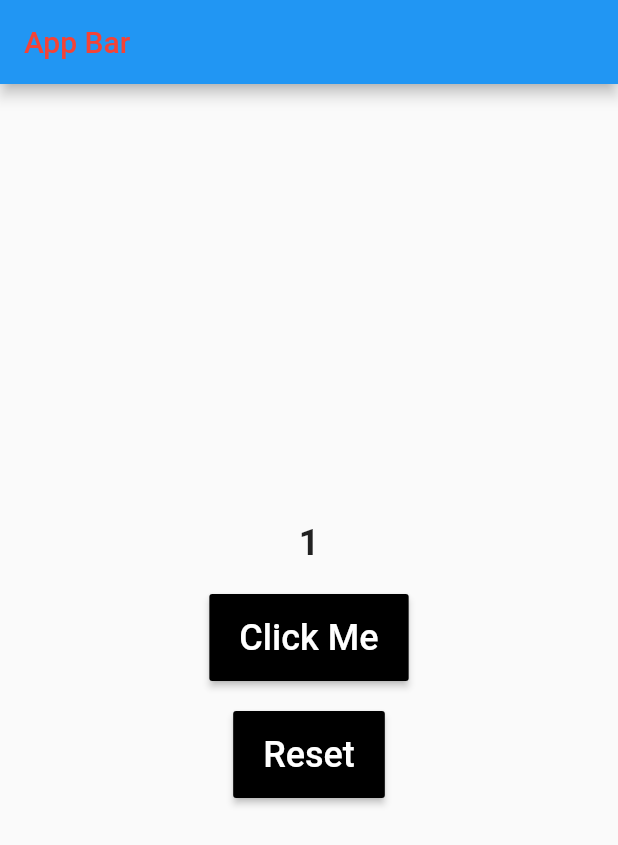
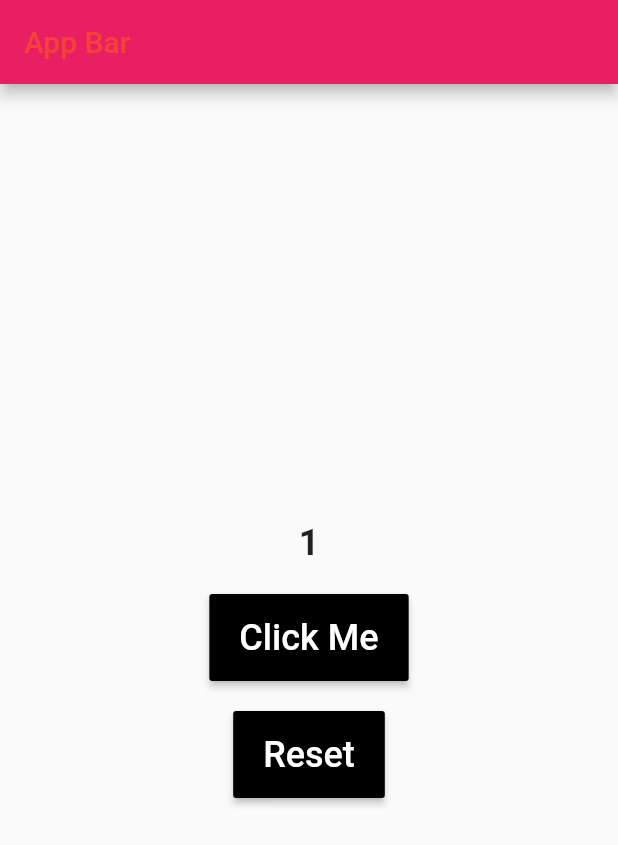
Before and after one commit to mohdsahil0/statefull, a Flutter app: the screen it shows after launch, after a tap on "Click Me", on a phone screen of 412 x 824 dp. Shown: the top 845 px of the screen. Run offline on Flutter 3.47's test engine with Material 2 defaults, Android fonts, the phone set to English and light mode, and no system bars.

Commit message:
Bugs Fixed

```diff
--- /dev/null
+++ b/lib/config/configApp.dart
@@ -0,0 +1,20 @@
+import 'package:flutter/material.dart';
+import 'package:statefull/home/HomePage.dart';
+
+class ConfigApp extends StatefulWidget {
+  @override
+  _ConfigAppState createState() => _ConfigAppState();
+}
+
+class _ConfigAppState extends State<ConfigApp> {
+  @override
+  Widget build(BuildContext context) {
+    return MaterialApp(
+      theme: ThemeData(
+        primarySwatch: Colors.pink,
+      ),
+      title: "Stateful",
+      home: Homepage(),
+    );
+  }
+}
--- a/lib/main.dart
+++ b/lib/main.dart
@@ -1,24 +1,6 @@
 import 'package:flutter/material.dart';
-import 'package:statefull/home/HomePage.dart';
+import 'config/configApp.dart';
 
 void main() {
-  runApp(Myapp());
+  runApp(ConfigApp());
 }
-
-class Myapp extends StatefulWidget {
-  @override
-  _MyappState createState() => _MyappState();
-}
-
-class _MyappState extends State<Myapp> {
-  @override
-  Widget build(BuildContext context) {
-    return MaterialApp(
-      // theme: ThemeData(
-      //   primarySwatch: Colors.black,
-      // ),
-      title: "Stateful",
-      home: Homepage(),
-    );
-  }
-}
```
Also changed, not shown: 1 other file.
